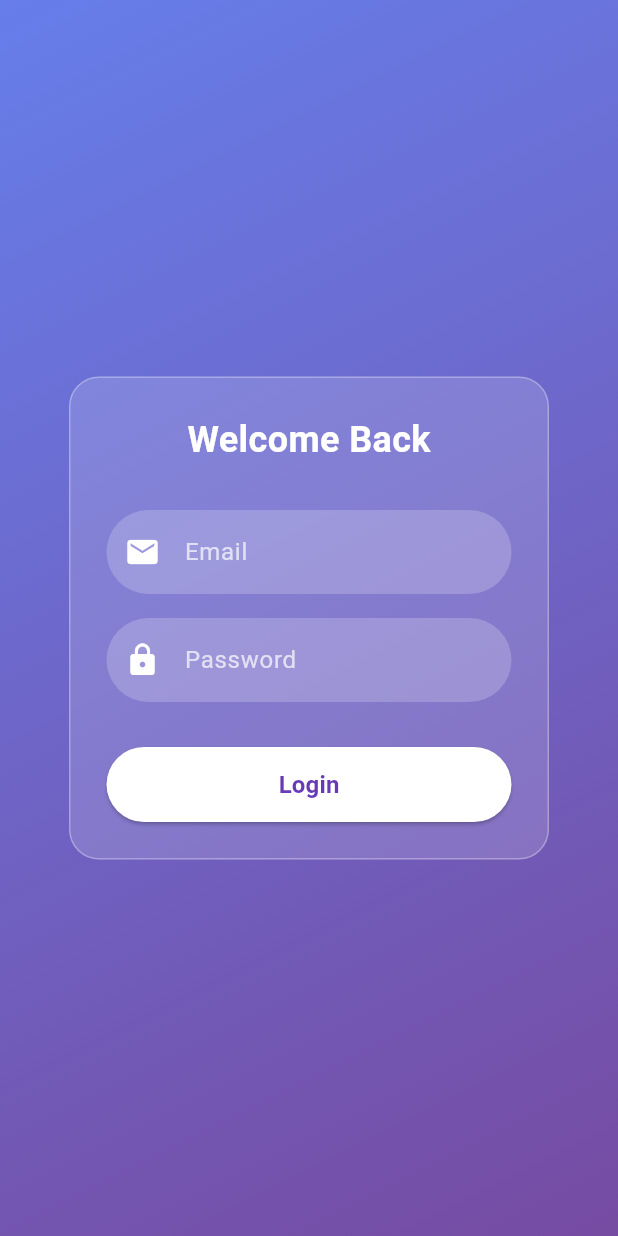
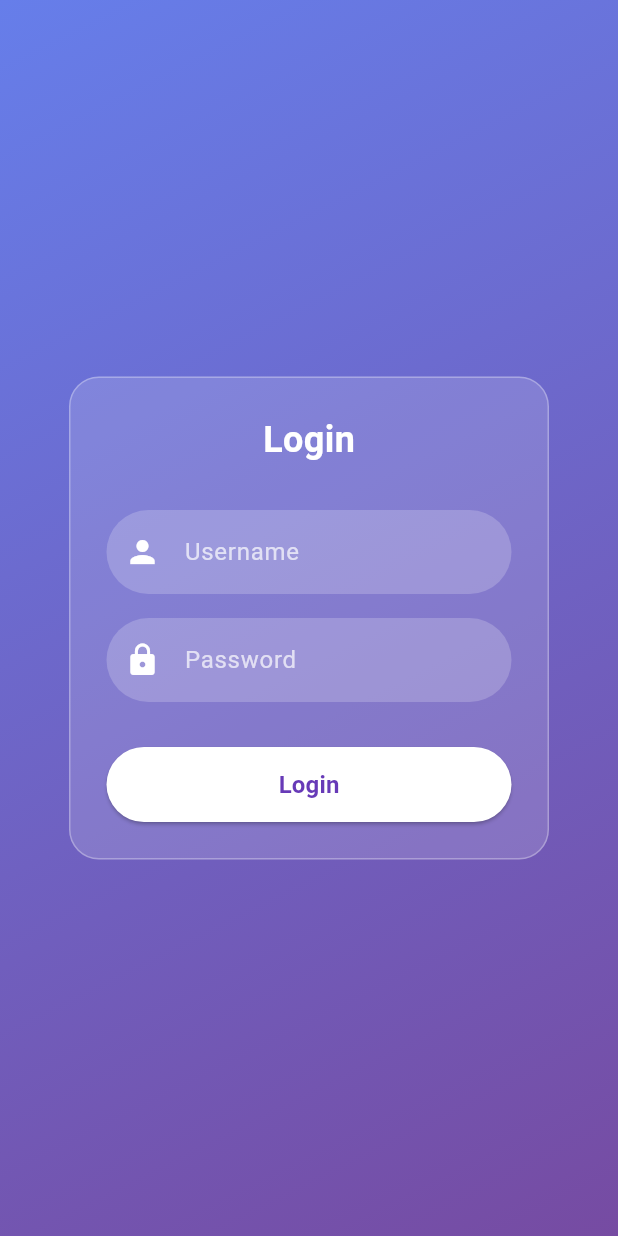
Before and after one commit to uzzal-mondal/Calllog-Management, a Flutter app: the screen it shows after launch, on a phone screen of 412 x 824 dp. Run offline on Flutter 3.47's test engine with Material 3 defaults, Android fonts, the phone set to English and light mode, and no system bars; our stand-ins replace shared_preferences.

Commit message:
added login api

```diff
--- a/lib/home.dart
+++ b/lib/home.dart
@@ -10,10 +10,6 @@ class HomeScreen extends StatefulWidget {
 class _HomeScreenState extends State<HomeScreen> {
   @override
   Widget build(BuildContext context) {
-    return Scaffold(
-      body: Center(
-        child: Text("home"),
-      ),
-    );
+    return Scaffold(body: Center(child: Text("homes")));
   }
 }
--- a/lib/login.dart
+++ b/lib/login.dart
@@ -1,5 +1,7 @@
+import 'package:call_log_management/api/api_service.dart';
+import 'package:call_log_management/model/loginresponse.dart';
+import 'package:flutter/material.dart';
 import 'package:call_log_management/home.dart';
-import 'package:flutter/material.dart';
 
 class LoginScreen extends StatefulWidget {
   const LoginScreen({super.key});
@@ -11,20 +13,43 @@ class LoginScreen extends StatefulWidget {
 class _LoginScreenState extends State<LoginScreen> {
   bool isLoading = false;
 
+  final TextEditingController usernameController = TextEditingController();
+  final TextEditingController passwordController = TextEditingController();
+
   void _login() async {
+    if (usernameController.text.isEmpty || passwordController.text.isEmpty) {
+      ScaffoldMessenger.of(
+        context,
+      ).showSnackBar(const SnackBar(content: Text("Please enter credentials")));
+      return;
+    }
+
     setState(() => isLoading = true);
 
-    await Future.delayed(const Duration(seconds: 2));
+    LoginResponse? response = await ApiService.login(
+      usernameController.text.trim(),
+      passwordController.text.trim(),
+    );
 
     setState(() => isLoading = false);
 
-    Navigator.pushReplacement(
-    context,
-    MaterialPageRoute(
-      builder: (context) => const HomeScreen(),
-    ),
-  );
+    if (response != null && response.success == true) {
+      Navigator.pushReplacement(
+        context,
+        MaterialPageRoute(builder: (context) => const HomeScreen()),
+      );
+    } else {
+      ScaffoldMessenger.of(context).showSnackBar(
+        const SnackBar(content: Text("Invalid username or password")),
+      );
+    }
+  }
 
+  @override
+  void dispose() {
+    usernameController.dispose();
+    passwordController.dispose();
+    super.dispose();
   }
 
   @override
@@ -51,7 +76,7 @@ class _LoginScreenState extends State<LoginScreen> {
               mainAxisSize: MainAxisSize.min,
               children: [
                 const Text(
-                  "Welcome Back",
+                  "Login",
                   style: TextStyle(
                     color: Colors.white,
                     fontSize: 24,
@@ -60,17 +85,23 @@ class _LoginScreenState extends State<LoginScreen> {
                 ),
                 const SizedBox(height: 30),
 
-                /// Email Field
-                _buildTextField("Email", Icons.email),
+                _buildTextField(
+                  "Username",
+                  Icons.person,
+                  controller: usernameController,
+                ),
 
                 const SizedBox(height: 16),
 
-                /// Password Field
-                _buildTextField("Password", Icons.lock, isPassword: true),
+                _buildTextField(
+                  "Password",
+                  Icons.lock,
+                  controller: passwordController,
+                  isPassword: true,
+                ),
 
                 const SizedBox(height: 30),
 
-                /// Login Button
                 SizedBox(
                   width: double.infinity,
                   height: 50,
@@ -107,9 +138,11 @@ class _LoginScreenState extends State<LoginScreen> {
   Widget _buildTextField(
     String hint,
     IconData icon, {
+    required TextEditingController controller,
     bool isPassword = false,
   }) {
     return TextField(
+      controller: controller,
       obscureText: isPassword,
       style: const TextStyle(color: Colors.white),
       decoration: InputDecoration(
--- /dev/null
+++ b/lib/model/loginresponse.dart
@@ -0,0 +1,125 @@
+// To parse this JSON data, do
+//
+//     final loginResponse = loginResponseFromJson(jsonString);
+
+import 'dart:convert';
+
+LoginResponse loginResponseFromJson(String str) => LoginResponse.fromJson(json.decode(str));
+
+String loginResponseToJson(LoginResponse data) => json.encode(data.toJson());
+
+class LoginResponse {
+    bool? success;
+    String? token;
+    User? user;
+    Permissions? permissions;
+
+    LoginResponse({
+        this.success,
+        this.token,
+        this.user,
+        this.permissions,
+    });
+
+    factory LoginResponse.fromJson(Map<String, dynamic> json) => LoginResponse(
+        success: json["Success"],
+        token: json["Token"],
+        user: json["User"] == null ? null : User.fromJson(json["User"]),
+        permissions: json["Permissions"] == null ? null : Permissions.fromJson(json["Permissions"]),
+    );
+
+    Map<String, dynamic> toJson() => {
+        "Success": success,
+        "Token": token,
+        "User": user?.toJson(),
+        "Permissions": permissions?.toJson(),
+    };
+}
+
+class Permissions {
+    bool? administrationGeneral;
+    bool? administrationTranslation;
+    bool? administrationSecurity;
+
+    Permissions({
+        this.administrationGeneral,
+        this.administrationTranslation,
+        this.administrationSecurity,
+    });
+
+    factory Permissions.fromJson(Map<String, dynamic> json) => Permissions(
+        administrationGeneral: json["Administration:General"],
+        administrationTranslation: json["Administration:Translation"],
+        administrationSecurity: json["Administration:Security"],
+    );
+
+    Map<String, dynamic> toJson() => {
+        "Administration:General": administrationGeneral,
+        "Administration:Translation": administrationTranslation,
+        "Administration:Security": administrationSecurity,
+    };
+}
+
+class User {
+    int? userId;
+    String? username;
+    String? displayName;
+    String? email;
+    String? source;
+    int? isActive;
+    String? mobile;
+    String? emergencyContactPersion;
+    String? emergencyContactMobile;
+    String? presentAddress;
+    String? permanentAddress;
+    int? departmentId;
+    int? designationId;
+
+    User({
+        this.userId,
+        this.username,
+        this.displayName,
+        this.email,
+        this.source,
+        this.isActive,
+        this.mobile,
+        this.emergencyContactPersion,
+        this.emergencyContactMobile,
+        this.presentAddress,
+        this.permanentAddress,
+        this.departmentId,
+        this.designationId,
+    });
+
+    factory User.fromJson(Map<String, dynamic> json) => User(
+        userId: json["UserId"],
+        username: json["Username"],
+        displayName: json["DisplayName"],
+        email: json["Email"],
+        source: json["Source"],
+        isActive: json["IsActive"],
+        mobile: json["Mobile"],
+        emergencyContactPersion: json["EmergencyContactPersion"],
+        emergencyContactMobile: json["EmergencyContactMobile"],
+        presentAddress: json["PresentAddress"],
+        permanentAddress: json["PermanentAddress"],
+        departmentId: json["DepartmentId"],
+        designationId: json["DesignationId"],
+    );
+
+    Map<String, dynamic> toJson() => {
+        "UserId": userId,
+        "Username": username,
+        "DisplayName": displayName,
+        "Email": email,
+        "Source": source,
+        "IsActive": isActive,
+        "Mobile": mobile,
+        "EmergencyContactPersion": emergencyContactPersion,
+        "EmergencyContactMobile": emergencyContactMobile,
+        "PresentAddress": presentAddress,
+        "PermanentAddress": permanentAddress,
+        "DepartmentId": departmentId,
+        "DesignationId": designationId,
+    };
+}
--- a/pubspec.yaml
+++ b/pubspec.yaml
@@ -7,6 +7,8 @@ environment:
   sdk: ^3.8.1
 
 dependencies:
+  http: ^1.6.0
+  shared_preferences: ^2.2.2
   flutter:
     sdk: flutter
 
@@ -17,7 +19,3 @@ dev_dependencies:
 
 flutter:
   uses-material-design: true
-  assets:
-    - assets/
-    - assets/images/
-    - assets/images/login_logo.png
```
Also changed, not shown: lib/api/api_service.dart (added, +44 -0 lines), pubspec.lock, 11 other files.
